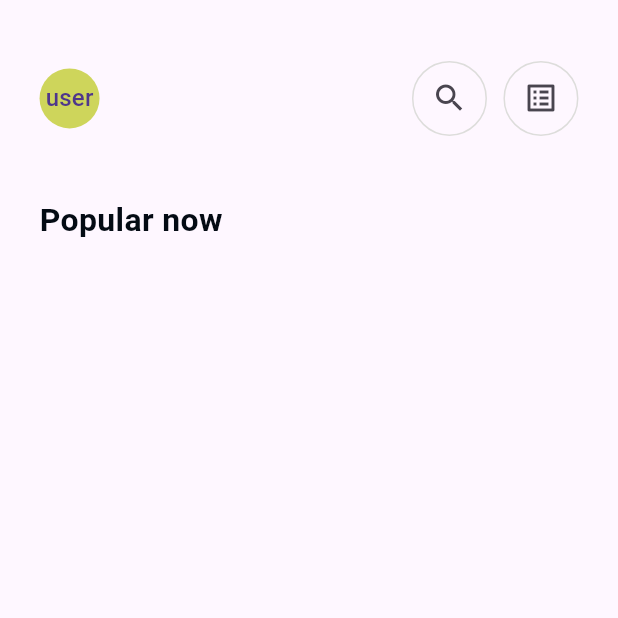
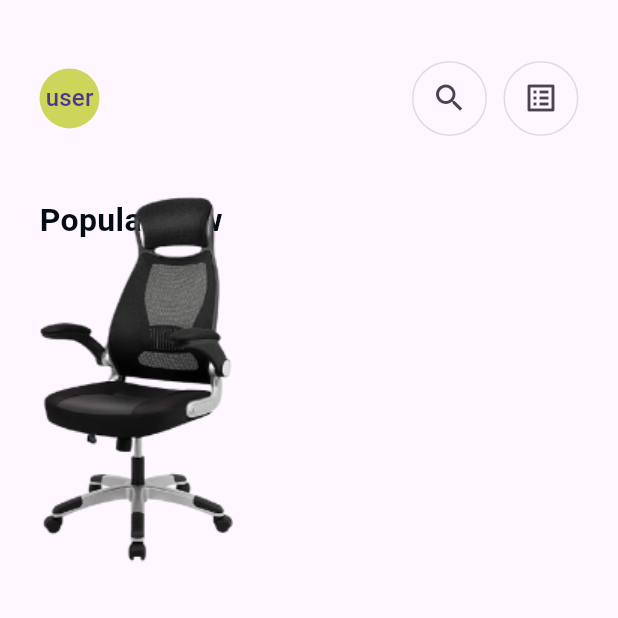
Before and after one commit to mohamadgazer/e-commerce, a Flutter app: the HomeView screen opened directly, on a phone screen of 412 x 824 dp, the top half of it. Run offline on Flutter 3.47's test engine with Material 3 defaults, Android fonts, the phone set to English and light mode, and no system bars; our stand-ins replace flutter_screenutil; Roboto replaces fonts that are missing (AvenirLTStd-Black).

```diff
--- a/lib/core/app_images_manger.dart
+++ b/lib/core/app_images_manger.dart
@@ -2,4 +2,5 @@ class AppImageManger {
   static const String onboarding_image = "assets/images/onboarding/01.png";
   static const String googleIcon = "assets/icons/googleIcon.png";
   static const String facebookIcon = "assets/icons/facebookIcon.png";
+  static const String home_01 = "assets/images/home_01.png";
 }
--- a/lib/features/Home/view/widget/popular_now.dart
+++ b/lib/features/Home/view/widget/popular_now.dart
@@ -1,4 +1,5 @@
 import 'package:flutter/material.dart';
+import 'package:installment/core/app_images_manger.dart';
 import 'package:installment/core/app_text_style_manger.dart';
 import 'package:installment/generated/l10n.dart';
 
@@ -15,6 +16,7 @@ class PopularNow extends StatelessWidget {
           S.of(context).popular_now,
           style: AppTextStyleManger.s21BlackBlack,
         ),
+        Image.asset(AppImageManger.home_01),
       ],
     );
   }
--- a/pubspec.yaml
+++ b/pubspec.yaml
@@ -25,6 +25,7 @@ flutter:
   uses-material-design: true
   assets:
     - assets/images/logo.png
+    - assets/images/
     - assets/images/onboarding/
     - assets/icons/
 
```
